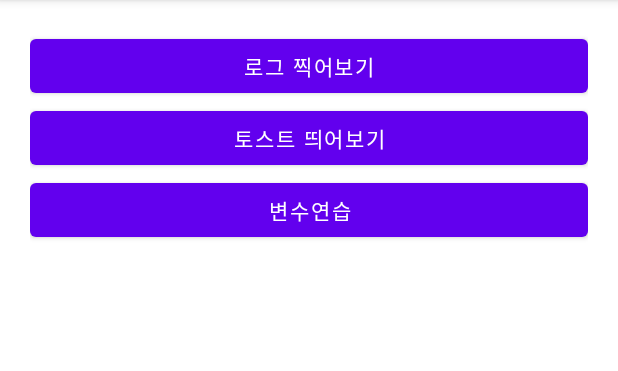
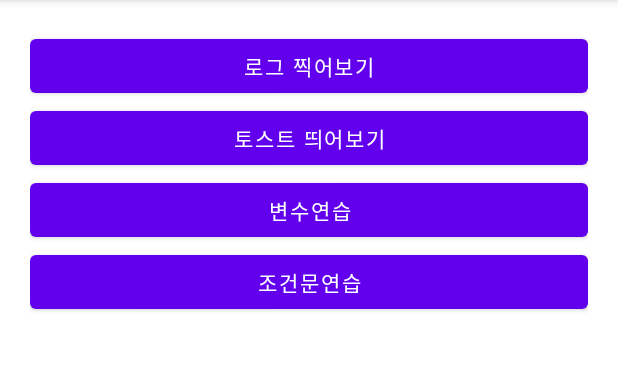
Before and after one commit to neraize/kotlinBasic_20220215, an Android app: the screen it shows after launch (MainActivity), on a phone screen of 412 x 824 dp, the part 84-455 px from its top. Run offline under Robolectric (Android 15) with nearby library versions, the phone set to English and light mode, and no system bars.

```diff
--- a/app/src/main/res/layout/activity_main.xml
+++ b/app/src/main/res/layout/activity_main.xml
@@ -26,5 +26,10 @@
         android:layout_height="wrap_content"
         android:text="변수연습"/>
 
+    <Button
+        android:id="@+id/btnCondition"
+        android:layout_width="match_parent"
+        android:layout_height="wrap_content"
+        android:text="조건문연습"/>
 
 </LinearLayout>
```
Also changed, not shown: app/src/main/java/com/nepplus/kotlinbasic_20220215/MainActivity.kt (+15 -0 lines).
